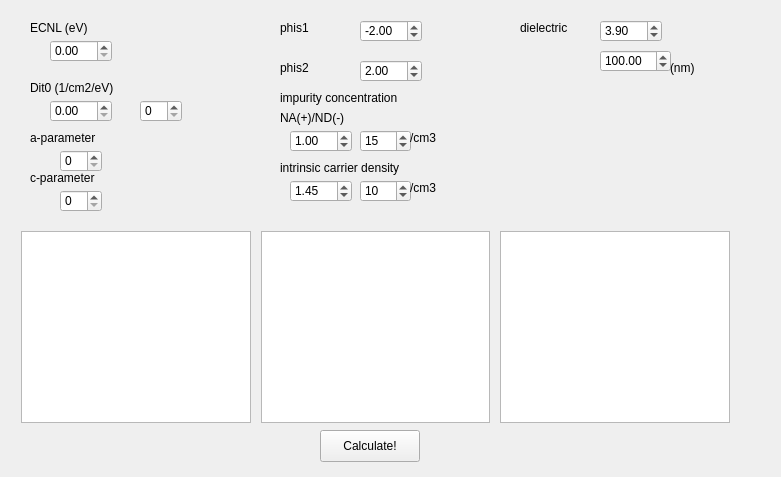
Old version of the form CVCalculator_gui.ui in the repository hills-ws/CVCalculation.
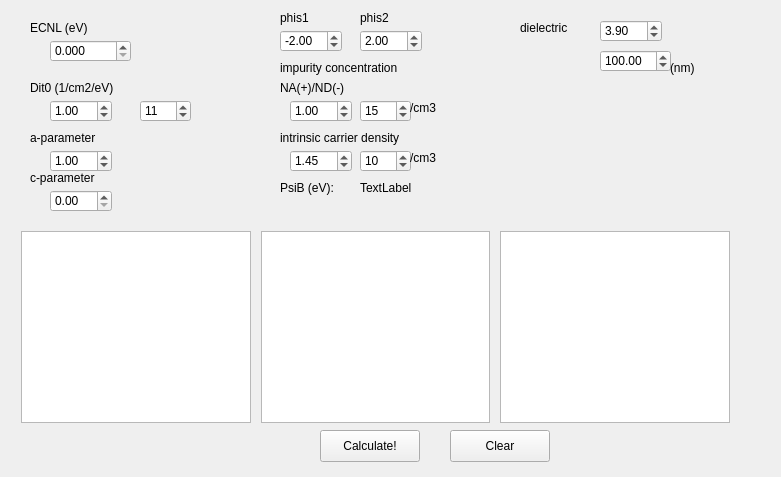
New version of the form. Custom widgets are drawn as their Qt base class.

Commit message: Ditの効果を入れた

```diff
--- a/CVCalculator_gui.ui
+++ b/CVCalculator_gui.ui
@@ -48,10 +48,13 @@
     <rect>
      <x>50</x>
      <y>40</y>
-     <width>62</width>
+     <width>81</width>
      <height>22</height>
     </rect>
    </property>
+   <property name="decimals">
+    <number>3</number>
+   </property>
   </widget>
   <widget class="QLabel" name="label">
    <property name="geometry">
@@ -88,16 +91,22 @@
      <height>22</height>
     </rect>
    </property>
+   <property name="value">
+    <double>1.000000000000000</double>
+   </property>
   </widget>
   <widget class="QSpinBox" name="spinBox">
    <property name="geometry">
     <rect>
      <x>140</x>
      <y>100</y>
-     <width>42</width>
+     <width>51</width>
      <height>22</height>
     </rect>
    </property>
+   <property name="value">
+    <number>11</number>
+   </property>
   </widget>
   <widget class="QLabel" name="label_3">
    <property name="geometry">
@@ -125,31 +134,11 @@
     <string>c-parameter</string>
    </property>
   </widget>
-  <widget class="QSpinBox" name="spinBox_2">
-   <property name="geometry">
-    <rect>
-     <x>60</x>
-     <y>150</y>
-     <width>42</width>
-     <height>22</height>
-    </rect>
-   </property>
-  </widget>
-  <widget class="QSpinBox" name="spinBox_3">
-   <property name="geometry">
-    <rect>
-     <x>60</x>
-     <y>190</y>
-     <width>42</width>
-     <height>22</height>
-    </rect>
-   </property>
-  </widget>
   <widget class="QLabel" name="label_5">
    <property name="geometry">
     <rect>
      <x>280</x>
-     <y>20</y>
+     <y>10</y>
      <width>58</width>
      <height>16</height>
     </rect>
@@ -161,8 +150,8 @@
   <widget class="QDoubleSpinBox" name="doubleSpinBox_phis1">
    <property name="geometry">
     <rect>
-     <x>360</x>
-     <y>20</y>
+     <x>280</x>
+     <y>30</y>
      <width>62</width>
      <height>22</height>
     </rect>
@@ -183,8 +172,8 @@
   <widget class="QLabel" name="label_6">
    <property name="geometry">
     <rect>
-     <x>280</x>
-     <y>60</y>
+     <x>360</x>
+     <y>10</y>
      <width>58</width>
      <height>16</height>
     </rect>
@@ -197,7 +186,7 @@
    <property name="geometry">
     <rect>
      <x>360</x>
-     <y>60</y>
+     <y>30</y>
      <width>62</width>
      <height>22</height>
     </rect>
@@ -213,7 +202,7 @@
    <property name="geometry">
     <rect>
      <x>280</x>
-     <y>90</y>
+     <y>60</y>
      <width>151</width>
      <height>16</height>
     </rect>
@@ -226,7 +215,7 @@
    <property name="geometry">
     <rect>
      <x>290</x>
-     <y>130</y>
+     <y>100</y>
      <width>62</width>
      <height>22</height>
     </rect>
@@ -245,7 +234,7 @@
    <property name="geometry">
     <rect>
      <x>360</x>
-     <y>130</y>
+     <y>100</y>
      <width>51</width>
      <height>22</height>
     </rect>
@@ -264,7 +253,7 @@
    <property name="geometry">
     <rect>
      <x>410</x>
-     <y>130</y>
+     <y>100</y>
      <width>58</width>
      <height>16</height>
     </rect>
@@ -277,7 +266,7 @@
    <property name="geometry">
     <rect>
      <x>280</x>
-     <y>110</y>
+     <y>80</y>
      <width>81</width>
      <height>16</height>
     </rect>
@@ -290,7 +279,7 @@
    <property name="geometry">
     <rect>
      <x>280</x>
-     <y>160</y>
+     <y>130</y>
      <width>141</width>
      <height>16</height>
     </rect>
@@ -303,7 +292,7 @@
    <property name="geometry">
     <rect>
      <x>290</x>
-     <y>180</y>
+     <y>150</y>
      <width>62</width>
      <height>22</height>
     </rect>
@@ -325,7 +314,7 @@
    <property name="geometry">
     <rect>
      <x>360</x>
-     <y>180</y>
+     <y>150</y>
      <width>51</width>
      <height>22</height>
     </rect>
@@ -344,7 +333,7 @@
    <property name="geometry">
     <rect>
      <x>410</x>
-     <y>180</y>
+     <y>150</y>
      <width>58</width>
      <height>16</height>
     </rect>
@@ -430,6 +419,71 @@
     <string>(nm)</string>
    </property>
   </widget>
+  <widget class="QPushButton" name="pushButton_clear">
+   <property name="geometry">
+    <rect>
+     <x>450</x>
+     <y>430</y>
+     <width>100</width>
+     <height>32</height>
+    </rect>
+   </property>
+   <property name="text">
+    <string>Clear</string>
+   </property>
+  </widget>
+  <widget class="QDoubleSpinBox" name="doubleSpinBox_Dit_a">
+   <property name="geometry">
+    <rect>
+     <x>50</x>
+     <y>150</y>
+     <width>62</width>
+     <height>22</height>
+    </rect>
+   </property>
+   <property name="value">
+    <double>1.000000000000000</double>
+   </property>
+  </widget>
+  <widget class="QDoubleSpinBox" name="doubleSpinBox_Dit_c">
+   <property name="geometry">
+    <rect>
+     <x>50</x>
+     <y>190</y>
+     <width>62</width>
+     <height>22</height>
+    </rect>
+   </property>
+   <property name="singleStep">
+    <double>0.100000000000000</double>
+   </property>
+  </widget>
+  <widget class="QLabel" name="label_14">
+   <property name="geometry">
+    <rect>
+     <x>280</x>
+     <y>180</y>
+     <width>71</width>
+     <height>16</height>
+    </rect>
+   </property>
+   <property name="text">
+    <string>PsiB (eV): </string>
+   </property>
+  </widget>
+  <widget class="QLabel" name="label_PsiB">
+   <property name="geometry">
+    <rect>
+     <x>360</x>
+     <y>180</y>
+     <width>58</width>
+     <height>16</height>
+    </rect>
+   </property>
+   <property name="text">
+    <string>TextLabel</string>
+   </property>
+  </widget>
  </widget>
  <customwidgets>
   <customwidget>
```
Left out of the diff: 6 changed lines with no effect on the pictures. The commit also changes 1 other file.
